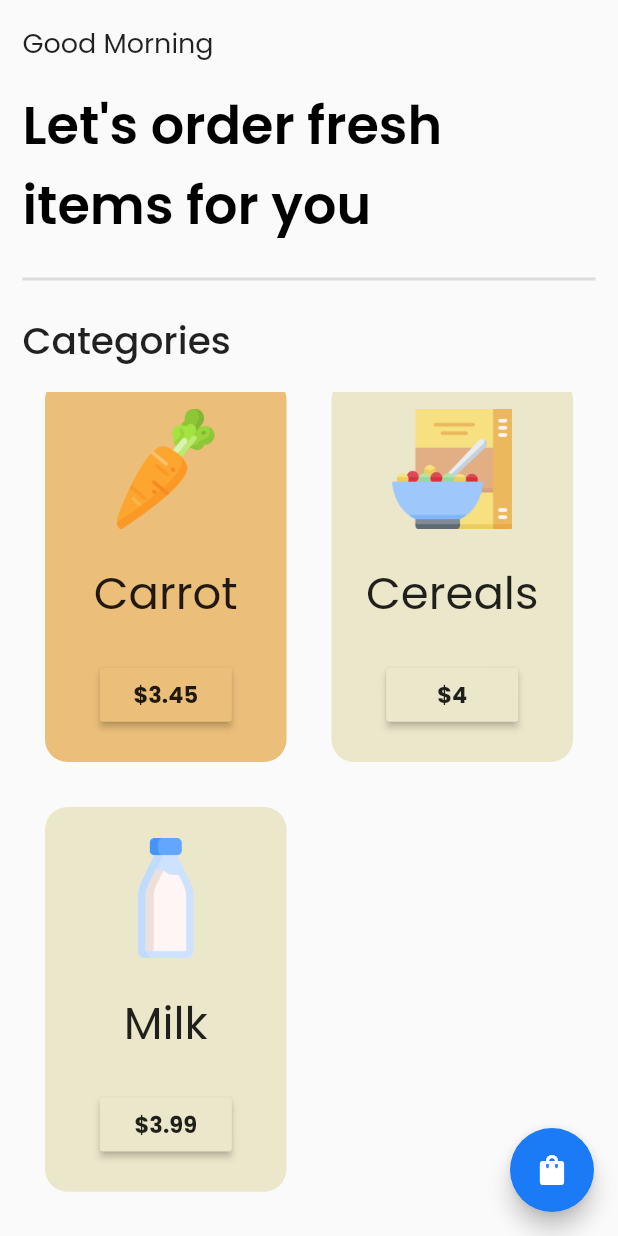
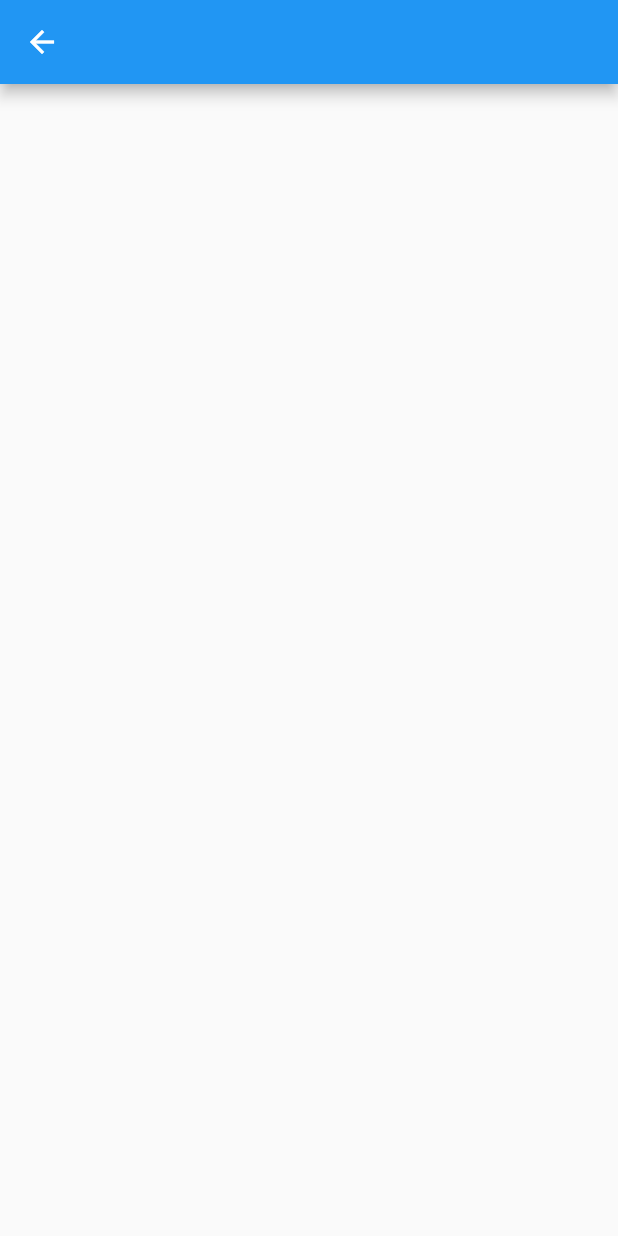
Before and after one commit to kanishthaaaa/GroceryShop-UI, a Flutter app: the HomePage screen opened directly, scrolled down 311 dp, after a tap on the "shopping bag" icon, on a phone screen of 412 x 824 dp. Run offline on Flutter 3.47's test engine with Material 2 defaults, Android fonts, the phone set to English and light mode, and no system bars; our stand-ins replace google_fonts.

Commit message:
Adding Cart Page

```diff
--- a/grocery_shop_ui/lib/components/grocery_item_tile.dart
+++ b/grocery_shop_ui/lib/components/grocery_item_tile.dart
@@ -34,7 +34,7 @@ class GroceryItemTile extends StatelessWidget {
             Text(
               itemName,
               style: GoogleFonts.poppins(
-                fontSize: 30,
+                fontSize: 20,
               ),
             ),
             //price
--- /dev/null
+++ b/grocery_shop_ui/lib/pages/cart_page.dart
@@ -0,0 +1,12 @@
+import 'package:flutter/material.dart';
+
+class CartPage extends StatelessWidget {
+  const CartPage({super.key});
+
+  @override
+  Widget build(BuildContext context) {
+    return Scaffold(
+      appBar: AppBar(),
+    );
+  }
+}
--- a/grocery_shop_ui/lib/pages/home_page.dart
+++ b/grocery_shop_ui/lib/pages/home_page.dart
@@ -4,6 +4,7 @@ import 'package:flutter/material.dart';
 import 'package:google_fonts/google_fonts.dart';
 import 'package:grocery_shop_ui/components/grocery_item_tile.dart';
 import 'package:grocery_shop_ui/model/cart_model.dart';
+import 'package:grocery_shop_ui/pages/cart_page.dart';
 import 'package:provider/provider.dart';
 
 class HomePage extends StatelessWidget {
@@ -12,7 +13,10 @@ class HomePage extends StatelessWidget {
   @override
   Widget build(BuildContext context) {
     return Scaffold(
-      floatingActionButton: FloatingActionButton(onPressed: (){},
+      floatingActionButton: FloatingActionButton(onPressed: () =>
+      Navigator.push(context, MaterialPageRoute(builder: (context) {
+        return CartPage();
+      },),),
       backgroundColor: const Color.fromARGB(255, 27, 122, 245),
       child: Icon(Icons.shopping_bag),),
       body: SafeArea(
```
